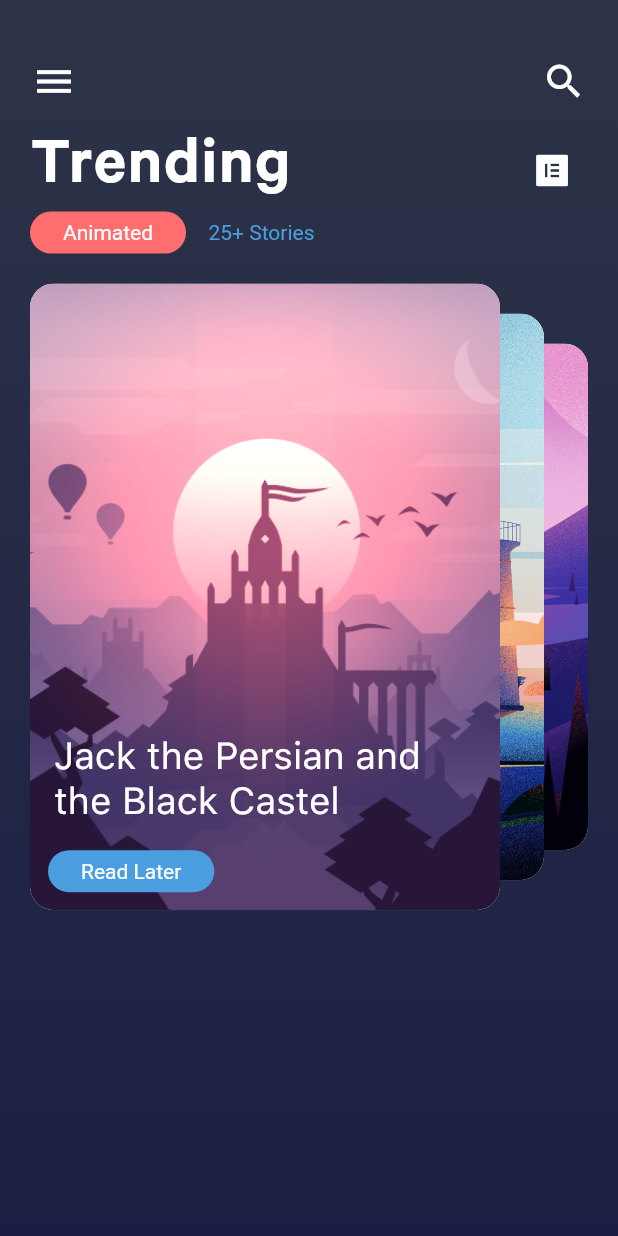
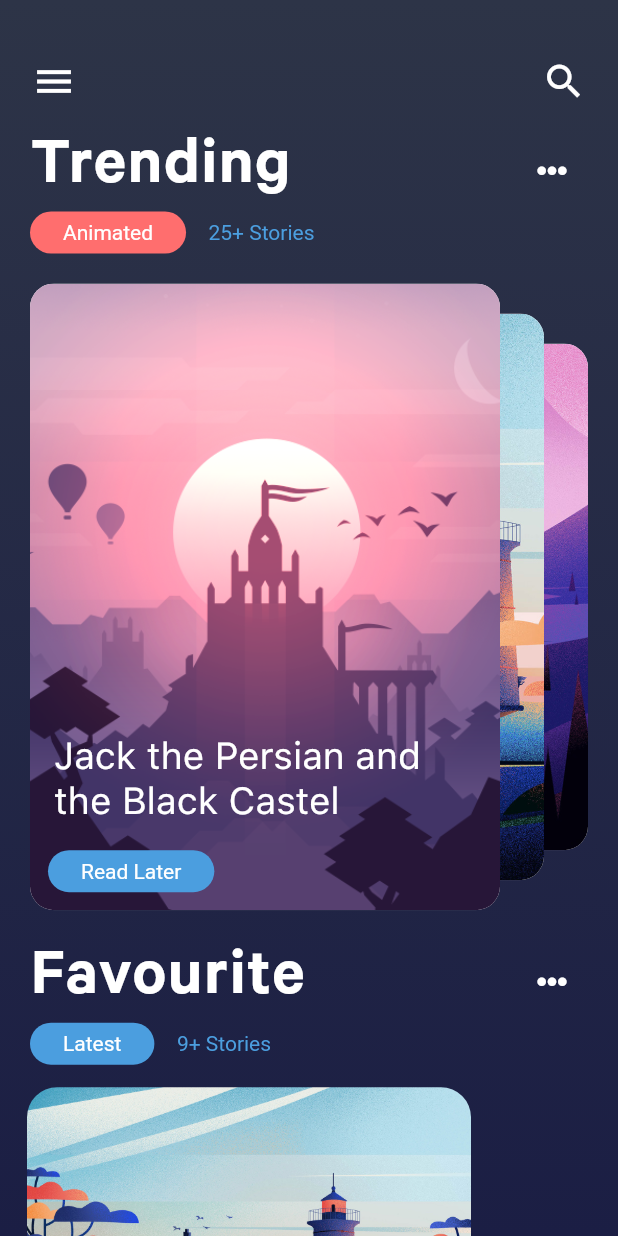
Before and after one commit to aniribe/Story_App_Flutter, a Flutter app: the screen it shows after launch, on a phone screen of 412 x 824 dp. Run offline on Flutter 3.47's test engine with Material 2 defaults, Android fonts, the phone set to English and light mode, and no system bars; our stand-ins replace font_awesome_flutter.

Commit message:
Refactoring was made;

```diff
--- /dev/null
+++ b/lib/views/components/cauresel_section.dart
@@ -0,0 +1,32 @@
+import 'package:flutter/cupertino.dart';
+import 'package:story_app_flutter/data/data.dart';
+import 'package:story_app_flutter/widgets/card_scroll_widget.dart';
+
+class CarouselSection extends StatelessWidget {
+  final double? currentPage;
+  final PageController pageController;
+
+  const CarouselSection(
+      {required this.currentPage, required this.pageController});
+
+  @override
+  Widget build(BuildContext context) {
+    return Stack(
+      children: [
+        CardScrollWidget(
+          currentPage: currentPage,
+          widgetAspectRatio: (12.0 / 16.0) * 1.2,
+        ),
+        Positioned.fill(
+            child: PageView.builder(
+          itemCount: images.length,
+          controller: pageController,
+          reverse: true,
+          itemBuilder: (context, index) {
+            return Container();
+          },
+        )),
+      ],
+    );
+  }
+}
--- /dev/null
+++ b/lib/views/components/favorite_title_row.dart
@@ -0,0 +1,32 @@
+import 'package:flutter/cupertino.dart';
+import 'package:flutter/material.dart';
+import 'package:font_awesome_flutter/font_awesome_flutter.dart';
+import 'package:story_app_flutter/config/app_colors.dart';
+import 'package:story_app_flutter/widgets/app_icon_button.dart';
+
+class FavoriteTitleRow extends StatelessWidget {
+  @override
+  Widget build(BuildContext context) {
+    return Padding(
+      padding: EdgeInsets.symmetric(horizontal: 20.0),
+      child: Row(
+        mainAxisAlignment: MainAxisAlignment.spaceBetween,
+        children: [
+          Text(
+            'Favourite',
+            style: TextStyle(
+                color: AppColors.white,
+                fontSize: 46,
+                fontFamily: 'Calibre-Semibold',
+                letterSpacing: 1),
+          ),
+          AppIconButton(
+            icon: FontAwesomeIcons.ellipsisH,
+            color: AppColors.white,
+            size: 20,
+          ),
+        ],
+      ),
+    );
+  }
+}
--- /dev/null
+++ b/lib/views/components/image_section.dart
@@ -0,0 +1,15 @@
+import 'package:flutter/cupertino.dart';
+
+class ImageSection extends StatelessWidget {
+  @override
+  Widget build(BuildContext context) {
+    return Padding(
+      padding: EdgeInsets.only(left: 18.0),
+      child: ClipRRect(
+        borderRadius: BorderRadius.circular(20),
+        child: Image.asset("assets/images/image_02.jpg",
+            width: 296.0, height: 222.0),
+      ),
+    );
+  }
+}
--- /dev/null
+++ b/lib/views/components/lable_row.dart
@@ -0,0 +1,35 @@
+import 'package:flutter/cupertino.dart';
+import 'package:story_app_flutter/config/app_colors.dart';
+import 'package:story_app_flutter/config/size_config.dart';
+
+class LableRow extends StatelessWidget {
+  @override
+  Widget build(BuildContext context) {
+    return Padding(
+      padding: const EdgeInsets.only(left: 20.0),
+      child: Row(
+        children: [
+          Container(
+            decoration: BoxDecoration(
+              color: AppColors.pink,
+              borderRadius: BorderRadius.circular(20.0),
+            ),
+            child: Padding(
+              padding:
+                  const EdgeInsets.symmetric(horizontal: 22.0, vertical: 6.0),
+              child: Center(
+                child:
+                    Text('Animated', style: TextStyle(color: AppColors.white)),
+              ),
+            ),
+          ),
+          SizeConfig.horizontalSpace(15),
+          Text(
+            "25+ Stories",
+            style: TextStyle(color: AppColors.blueAccent),
+          ),
+        ],
+      ),
+    );
+  }
+}
--- /dev/null
+++ b/lib/views/components/latest_lable_row.dart
@@ -0,0 +1,34 @@
+import 'package:flutter/cupertino.dart';
+import 'package:story_app_flutter/config/app_colors.dart';
+import 'package:story_app_flutter/config/size_config.dart';
+
+class LatestLabelRow extends StatelessWidget {
+  @override
+  Widget build(BuildContext context) {
+    return Padding(
+      padding: const EdgeInsets.only(left: 20.0),
+      child: Row(
+        children: [
+          Container(
+            decoration: BoxDecoration(
+              color: AppColors.blueAccent,
+              borderRadius: BorderRadius.circular(20.0),
+            ),
+            child: Padding(
+              padding: EdgeInsets.symmetric(horizontal: 22.0, vertical: 6.0),
+              child: Text(
+                'Latest',
+                style: TextStyle(color: AppColors.white),
+              ),
+            ),
+          ),
+          SizeConfig.horizontalSpace(15),
+          Text(
+            '9+ Stories',
+            style: TextStyle(color: AppColors.blueAccent),
+          ),
+        ],
+      ),
+    );
+  }
+}
--- /dev/null
+++ b/lib/views/components/menu_row.dart
@@ -0,0 +1,21 @@
+import 'package:flutter/cupertino.dart';
+import 'package:flutter/material.dart';
+import 'package:story_app_flutter/config/app_colors.dart';
+import 'package:story_app_flutter/widgets/app_icon_button.dart';
+
+class MenuRow extends StatelessWidget {
+  @override
+  Widget build(BuildContext context) {
+    return Padding(
+      padding: const EdgeInsets.only(
+          left: 12.0, right: 12.0, top: 30.0, bottom: 8.0),
+      child: Row(
+        mainAxisAlignment: MainAxisAlignment.spaceBetween,
+        children: [
+          AppIconButton(icon: Icons.menu, color: AppColors.white),
+          AppIconButton(icon: Icons.search, color: AppColors.white),
+        ],
+      ),
+    );
+  }
+}
--- /dev/null
+++ b/lib/views/components/title_row.dart
@@ -0,0 +1,35 @@
+import 'package:flutter/cupertino.dart';
+import 'package:flutter/material.dart';
+import 'package:font_awesome_flutter/font_awesome_flutter.dart';
+import 'package:story_app_flutter/config/app_colors.dart';
+import 'package:story_app_flutter/widgets/app_icon_button.dart';
+
+class TitleRow extends StatelessWidget {
+  const TitleRow({
+    Key? key,
+  }) : super(key: key);
+
+  @override
+  Widget build(BuildContext context) {
+    return Padding(
+      padding: EdgeInsets.symmetric(horizontal: 20.0),
+      child: Row(
+        mainAxisAlignment: MainAxisAlignment.spaceBetween,
+        children: [
+          Text("Trending",
+              style: TextStyle(
+                color: AppColors.white,
+                fontSize: 46.0,
+                fontFamily: "Calibre-Semibold",
+                letterSpacing: 1.0,
+              )),
+          AppIconButton(
+            icon: FontAwesomeIcons.ellipsisH,
+            color: AppColors.white,
+            size: 20,
+          ),
+        ],
+      ),
+    );
+  }
+}
--- a/lib/views/home_page.dart
+++ b/lib/views/home_page.dart
@@ -1,11 +1,16 @@
 import 'package:flutter/cupertino.dart';
 import 'package:flutter/material.dart';
-import 'package:font_awesome_flutter/font_awesome_flutter.dart';
+import 'package:flutter/widgets.dart';
 import 'package:story_app_flutter/config/app_colors.dart';
-import 'package:story_app_flutter/config/custom_icon.dart';
 import 'package:story_app_flutter/config/size_config.dart';
 import 'package:story_app_flutter/data/data.dart';
-import 'package:story_app_flutter/widgets/card_scroll_widget.dart';
+import 'components/cauresel_section.dart';
+import 'components/favorite_title_row.dart';
+import 'components/image_section.dart';
+import 'components/lable_row.dart';
+import 'components/latest_lable_row.dart';
+import 'components/menu_row.dart';
+import 'components/title_row.dart';
 
 class HomePage extends StatefulWidget {
   @override
@@ -42,97 +47,18 @@ class _HomePageState extends State<HomePage> {
         backgroundColor: Colors.transparent,
         body: SingleChildScrollView(
           child: Column(
+            crossAxisAlignment: CrossAxisAlignment.start,
             children: [
-              Padding(
-                padding: const EdgeInsets.only(
-                    left: 12.0, right: 12.0, top: 30.0, bottom: 8.0),
-                child: Row(
-                  mainAxisAlignment: MainAxisAlignment.spaceBetween,
-                  children: [
-                    IconButton(
-                      onPressed: () {},
-                      icon: Icon(
-                        Icons.menu,
-                        color: Colors.white,
-                        size: 30.0,
-                      ),
-                    ),
-                    IconButton(
-                      icon: Icon(
-                        Icons.search,
-                        color: Colors.white,
-                        size: 30.0,
-                      ),
-                      onPressed: () {},
-                    ),
-                  ],
-                ),
-              ),
-              Padding(
-                padding: EdgeInsets.symmetric(horizontal: 20.0),
-                child: Row(
-                  mainAxisAlignment: MainAxisAlignment.spaceBetween,
-                  children: [
-                    Text("Trending",
-                        style: TextStyle(
-                          color: AppColors.white,
-                          fontSize: 46.0,
-                          fontFamily: "Calibre-Semibold",
-                          letterSpacing: 1.0,
-                        )),
-                    IconButton(
-                      onPressed: () {},
-                      icon: FaIcon(
-                        FontAwesomeIcons.elementor,
-                        color: AppColors.white,
-                      ),
-                    )
-                  ],
-                ),
-              ),
-              Padding(
-                padding: const EdgeInsets.only(left: 20.0),
-                child: Row(
-                  children: [
-                    Container(
-                      decoration: BoxDecoration(
-                        color: AppColors.pink,
-                        borderRadius: BorderRadius.circular(20.0),
-                      ),
-                      child: Padding(
-                        padding: const EdgeInsets.symmetric(
-                            horizontal: 22.0, vertical: 6.0),
-                        child: Center(
-                          child: Text('Animated',
-                              style: TextStyle(color: AppColors.white)),
-                        ),
-                      ),
-                    ),
-                    SizeConfig.horizontalSpace(15),
-                    Text(
-                      "25+ Stories",
-                      style: TextStyle(color: AppColors.blueAccent),
-                    ),
-                  ],
-                ),
-              ),
-              Stack(
-                children: [
-                  CardScrollWidget(
-                    currentPage: currentPage,
-                    widgetAspectRatio: (12.0 / 16.0) * 1.2,
-                  ),
-                  Positioned.fill(
-                      child: PageView.builder(
-                    itemCount: images.length,
-                    controller: pageController,
-                    reverse: true,
-                    itemBuilder: (context, index) {
-                      return Container();
-                    },
-                  ))
-                ],
-              ),
+              MenuRow(),
+              TitleRow(),
+              LableRow(),
+              CarouselSection(
+                  currentPage: currentPage, pageController: pageController),
+              FavoriteTitleRow(),
+              LatestLabelRow(),
+              SizeConfig.verticalSpace(15),
+              ImageSection(),
+              SizeConfig.verticalSpace(25),
             ],
           ),
         ),
--- /dev/null
+++ b/lib/widgets/app_icon_button.dart
@@ -0,0 +1,24 @@
+import 'package:flutter/cupertino.dart';
+import 'package:flutter/material.dart';
+import 'package:story_app_flutter/config/app_colors.dart';
+
+class AppIconButton extends StatelessWidget {
+  final IconData icon;
+  final Color color;
+  final double size;
+
+  const AppIconButton(
+      {required this.icon, required this.color, this.size = 30});
+
+  @override
+  Widget build(BuildContext context) {
+    return IconButton(
+      icon: Icon(
+        icon,
+        color: color,
+        size: size,
+      ),
+      onPressed: () {},
+    );
+  }
+}
--- a/lib/widgets/card_scroll_widget.dart
+++ b/lib/widgets/card_scroll_widget.dart
@@ -61,7 +61,7 @@ class CardScrollWidget extends StatelessWidget {
                       blurRadius: 10.0)
                 ]),
                 child: AspectRatio(
-                  aspectRatio: 12.0 / 16.0,
+                  aspectRatio: 12 / 16,
                   child: Stack(
                     fit: StackFit.expand,
                     children: <Widget>[
```
Also changed, not shown: assets/images/screenshot.jpg (added), 1 other file.
